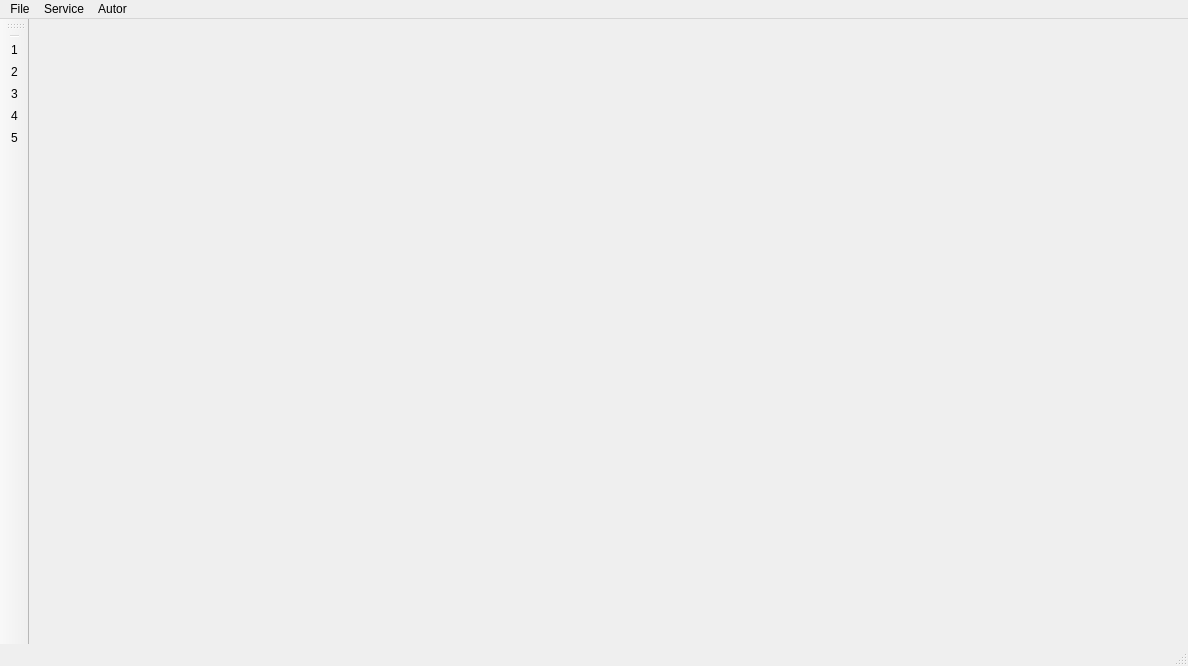
Above: mainwindow.ui from gurmaaan/UIR_46kaf_2k17 before the change. Below: the same form after it.
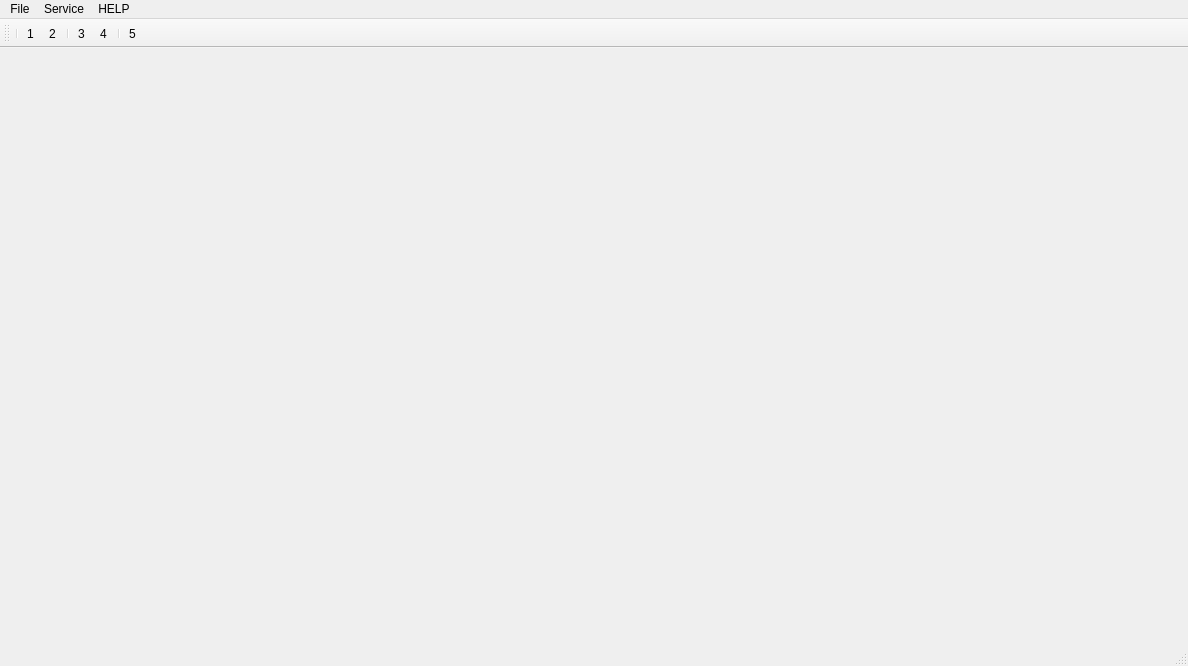
That is the form after the change. Icons and pictures are not drawn.

Commit message: Добавил толщину кисти, без интерфейса

```diff
--- a/mainwindow.ui
+++ b/mainwindow.ui
@@ -46,7 +46,7 @@
    </widget>
    <widget class="QMenu" name="menuAutor">
     <property name="title">
-     <string>Autor</string>
+     <string>HELP</string>
     </property>
    </widget>
    <addaction name="menuFile"/>
@@ -55,16 +55,18 @@
   </widget>
   <widget class="QToolBar" name="mainToolBar">
    <attribute name="toolBarArea">
-    <enum>LeftToolBarArea</enum>
+    <enum>TopToolBarArea</enum>
    </attribute>
    <attribute name="toolBarBreak">
-    <bool>false</bool>
+    <bool>true</bool>
    </attribute>
    <addaction name="separator"/>
    <addaction name="action1"/>
    <addaction name="action2"/>
+   <addaction name="separator"/>
    <addaction name="action3"/>
    <addaction name="action4"/>
+   <addaction name="separator"/>
    <addaction name="action5"/>
   </widget>
   <widget class="QStatusBar" name="statusBar"/>
```
Left out of the diff: 24 changed lines with no effect on the pictures. The commit also changes 4 other files.
